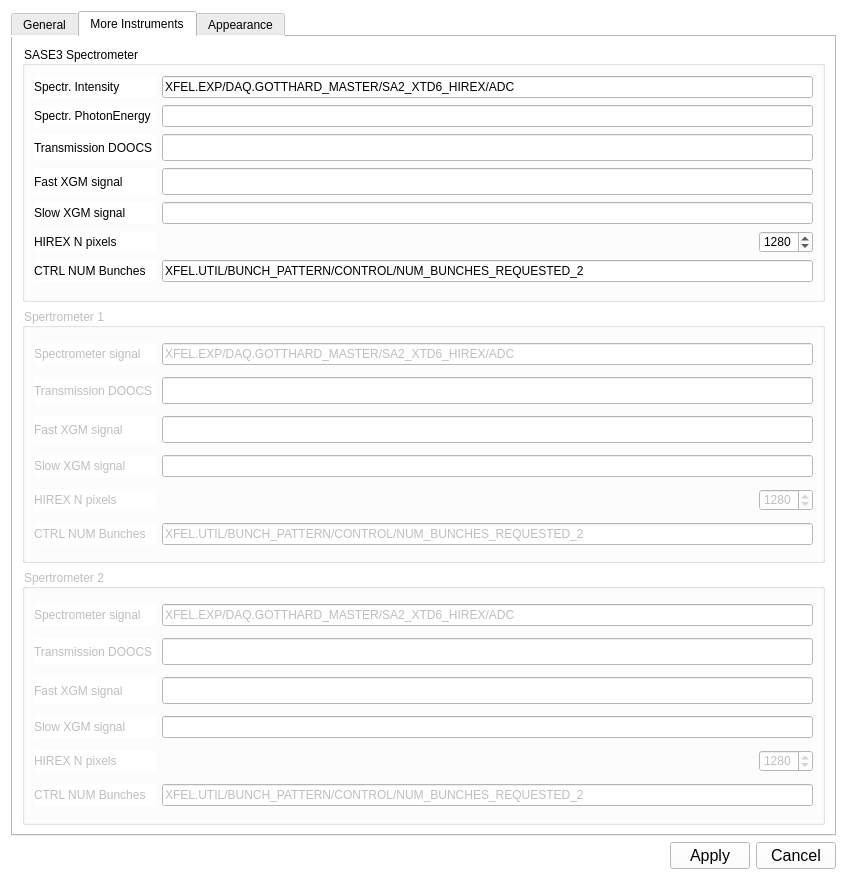
sergey-tomin/pyhirex, file gui/UISettings.ui: the form before one commit.
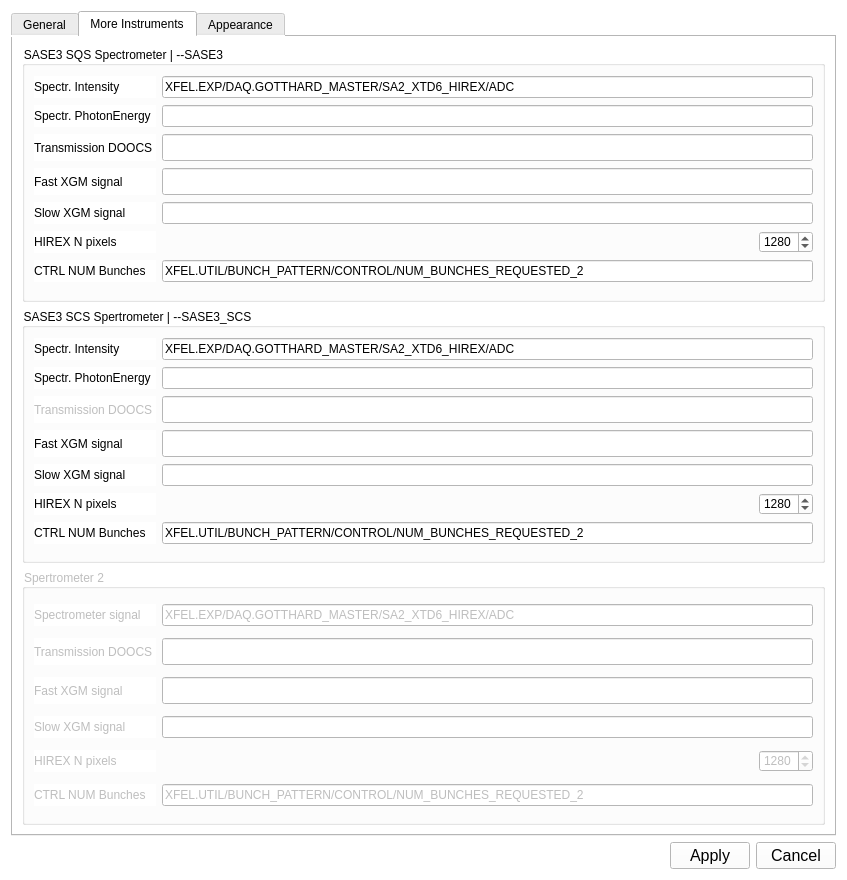
The form after the commit. The open tabs and pages were chosen to show the change.

Commit message: added spectrometer for scs

```diff
--- a/gui/UISettings.ui
+++ b/gui/UISettings.ui
@@ -510,7 +510,7 @@
           </size>
          </property>
          <property name="title">
-          <string>SASE3 Spectrometer</string>
+          <string>SASE3 SQS Spectrometer | --SASE3</string>
          </property>
          <layout class="QGridLayout" name="gridLayout_9">
           <item row="5" column="0">
@@ -641,7 +641,7 @@
        <item row="1" column="0">
         <widget class="QGroupBox" name="groupBox_6">
          <property name="enabled">
-          <bool>false</bool>
+          <bool>true</bool>
          </property>
          <property name="sizePolicy">
           <sizepolicy hsizetype="Minimum" vsizetype="Minimum">
@@ -662,7 +662,7 @@
           </size>
          </property>
          <property name="title">
-          <string>Spertrometer 1</string>
+          <string>SASE3 SCS Spertrometer | --SASE3_SCS</string>
          </property>
          <layout class="QGridLayout" name="gridLayout_12">
           <item row="5" column="0">
@@ -735,19 +735,25 @@
           <item row="2" column="0">
            <widget class="QLabel" name="label_27">
             <property name="text">
-             <string>Spectrometer signal</string>
+             <string>Spectr. Intensity</string>
             </property>
            </widget>
           </item>
           <item row="4" column="0">
            <widget class="QLabel" name="label_28">
+            <property name="enabled">
+             <bool>false</bool>
+            </property>
             <property name="text">
              <string>Transmission DOOCS </string>
             </property>
            </widget>
           </item>
           <item row="4" column="1" colspan="2">
-           <widget class="QLineEdit" name="le_trans_ch_sp1">
+           <widget class="QLineEdit" name="le_trans_ch_sa3_scs">
+            <property name="enabled">
+             <bool>false</bool>
+            </property>
             <property name="font">
              <font>
               <pointsize>12</pointsize>
@@ -775,7 +781,17 @@
            </widget>
           </item>
           <item row="6" column="1" colspan="2">
-           <widget class="QLineEdit" name="le_slow_xgm_sp1"/>
+           <widget class="QLineEdit" name="le_slow_xgm_sa3_scs"/>
+          </item>
+          <item row="3" column="0">
+           <widget class="QLabel" name="label_39">
+            <property name="text">
+             <string>Spectr. PhotonEnergy</string>
+            </property>
+           </widget>
+          </item>
+          <item row="3" column="1" colspan="2">
+           <widget class="QLineEdit" name="le_ph_energy_sa3_scs"/>
           </item>
          </layout>
         </widget>
```
Left out of the diff: 11 changed lines with no effect on the pictures. The commit also changes 5 other files.
